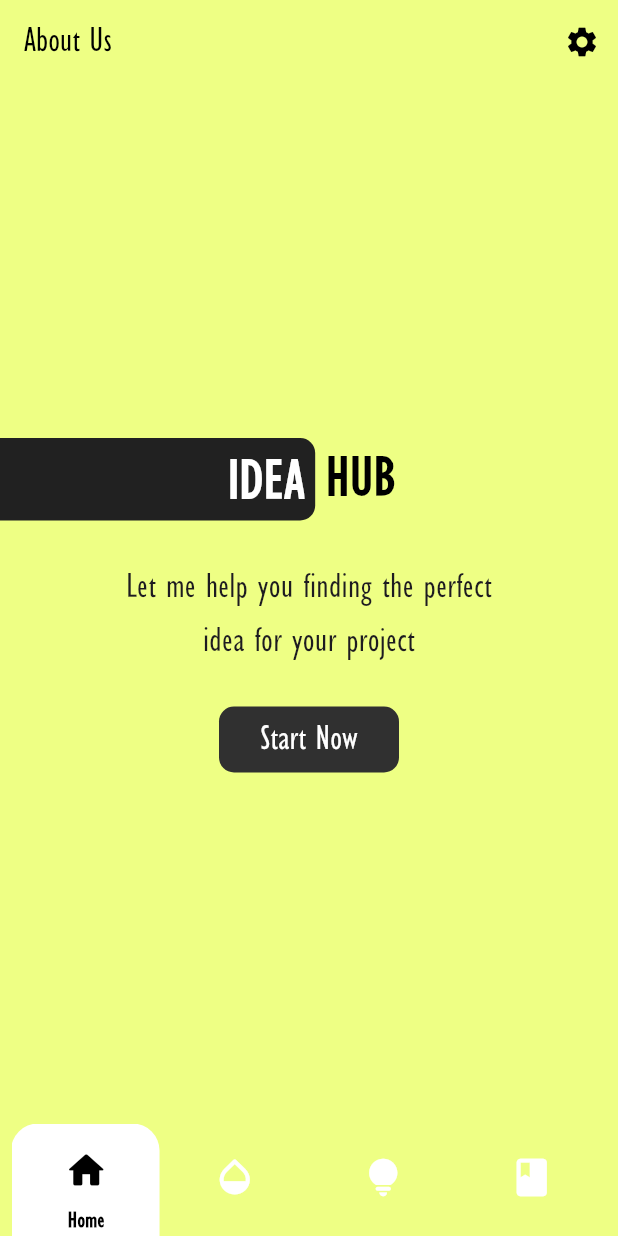
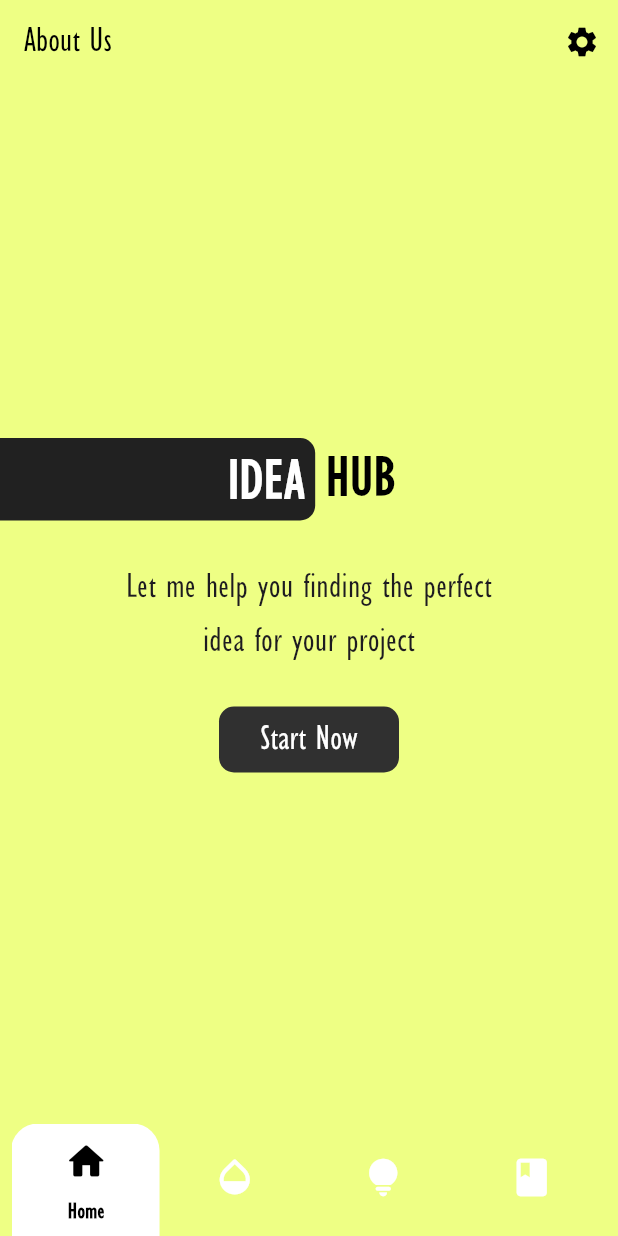
Before and after one commit to Yazan99sh/sipua_bar, a Flutter app: the screen it shows after launch, on a phone screen of 412 x 824 dp. Run offline on Flutter 3.47's test engine with Material 3 defaults, Android fonts, the phone set to English and light mode, and no system bars.

Commit message:
bug: fix bugs

```diff
--- a/example/lib/home_module/state/home.dart
+++ b/example/lib/home_module/state/home.dart
@@ -3,6 +3,7 @@ import 'package:flutter/material.dart';
 import 'package:idea_hub/home_module/state/home_state.dart';
 import 'package:idea_hub/main.dart';
 import 'package:sipua_bar/sipua_bar.dart';
+
 class HomeStartState extends HomeState {
   HomeStartState(HomeScreenState screenState) : super(screenState);
 
@@ -39,12 +40,12 @@ class HomeStartState extends HomeState {
           SipuaItem(label: 'Home', icon: Icons.home_rounded),
           SipuaItem(label: 'Tips', icon: Icons.opacity_rounded),
           SipuaItem(label: 'Ideas', icon: Icons.lightbulb_rounded),
-          SipuaItem(label: 'Book', icon: Icons.book_rounded),
+          SipuaItem(label: 'Books', icon: Icons.book_rounded),
         ],
         onItemSelected: (int) {},
         unselectedContent: Colors.white,
         animationDuration: Duration(milliseconds: 350),
-        backgroundColor:Color.fromRGBO(238, 255, 132, 1),
+        backgroundColor: Color.fromRGBO(238, 255, 132, 1),
       ),
     );
   }
@@ -116,13 +117,15 @@ Widget home(BuildContext context) {
         Container(
           height: 44,
           width: 120,
-          child: RaisedButton(
-            elevation: 0,
-            shape: RoundedRectangleBorder(
-              borderRadius: BorderRadius.circular(10),
+          child: ElevatedButton(
+            style: ElevatedButton.styleFrom(
+              backgroundColor: Colors.grey[850],
+              elevation: 0,
+              shape: RoundedRectangleBorder(
+                borderRadius: BorderRadius.circular(10),
+              ),
             ),
             onPressed: () {},
-            color: Colors.grey[850],
             child: Text(
               'Start Now',
               style: TextStyle(color: Colors.white, fontSize: 25),
--- a/example/pubspec.yaml
+++ b/example/pubspec.yaml
@@ -15,7 +15,7 @@ publish_to: 'none' # Remove this line if you wish to publish to pub.dev
 # In iOS, build-name is used as CFBundleShortVersionString while build-number used as CFBundleVersion.
 # Read more about iOS versioning at
 # https://developer.apple.com/library/archive/documentation/General/Reference/InfoPlistKeyReference/Articles/CoreFoundationKeys.html
-version: 1.0.0+1
+version: 1.0.1+1
 
 environment:
   sdk: ">=2.12.0 <3.0.0"
@@ -28,7 +28,8 @@ dependencies:
   # The following adds the Cupertino Icons font to your application.
   # Use with the CupertinoIcons class for iOS style icons.
   cupertino_icons: ^1.0.2
-  sipua_bar: ^0.0.2
+  sipua_bar:
+    path: ../
 
 dev_dependencies:
   flutter_test:
--- a/lib/sipua_bar.dart
+++ b/lib/sipua_bar.dart
@@ -5,33 +5,45 @@ import 'package:flutter/material.dart';
 class SipuaNavigationBar extends StatefulWidget {
   /// current index of the selected item
   final int currentIndex;
+
   /// return the new index of selected item
   final Function(int) onItemSelected;
+
   /// the item list
   final List<SipuaItem> items;
+
   /// color of the selected item content
   final Color selectedContent;
+
   /// color of the unselected item content
   final Color unselectedContent;
+
   /// duration of animation
   final Duration animationDuration;
+
   /// bar background color
   final Color backgroundColor;
+
   /// color of the item
   final Color cursorColor;
+
   /// radius of item card
   final BorderRadius? cursorRadius;
+
   /// spacing around edges
   final bool floating;
+
   /// this field will do nothing
   final double? opacity;
+
   /// border radius of bar
   final BorderRadius? borderRadius;
+
   /// padding
   final EdgeInsets? padding;
 
-  SipuaNavigationBar(
-      {required this.currentIndex,
+  SipuaNavigationBar({
+    required this.currentIndex,
     required this.onItemSelected,
     required this.items,
     required this.selectedContent,
@@ -43,8 +55,8 @@ class SipuaNavigationBar extends StatefulWidget {
     this.floating = false,
     this.opacity,
     this.borderRadius,
-        this.padding})
-      : assert(items.length >= 2) {
+    this.padding,
+  }) : assert(items.length >= 2) {
     for (int i = 0; i < items.length; i++) {
       items[i].index = i;
     }
@@ -72,8 +84,18 @@ class _SipuaNavigationBarState extends State<SipuaNavigationBar> {
   late Widget itemBuilder;
   late bool firstUse;
   late double off;
+
   @override
   void initState() {
+    firstUse = true;
+    _setup();
+    WidgetsBinding.instance.addPostFrameCallback((timeStamp) {
+      _setOffset();
+    });
+    super.initState();
+  }
+
+  _setup() {
     currentIndex = widget.currentIndex;
     items = widget.items;
     selectedContent = widget.selectedContent;
@@ -86,34 +108,46 @@ class _SipuaNavigationBarState extends State<SipuaNavigationBar> {
     opacity = widget.opacity;
     borderRadius = widget.borderRadius;
     padding = widget.padding;
-    firstUse = true;
-    WidgetsBinding.instance?.addPostFrameCallback((timeStamp) {
-      try{
-        if(firstUse){
+  }
+
+  _setOffset() {
+    try {
+      if (firstUse) {
         _keys.forEach((element) {
-            itemSize.add(element.currentContext?.size??Size(0,0));
+          itemSize.add(element.currentContext?.size ?? Size(0, 0));
         });
       }
-        RenderBox render = _keys[currentIndex].currentContext?.findRenderObject() as RenderBox;
-        initialOffset = render.localToGlobal(Offset.fromDirection(1,-16));
+      RenderBox render =
+          _keys[currentIndex].currentContext?.findRenderObject() as RenderBox;
+      initialOffset = render.localToGlobal(Offset.fromDirection(1, -16));
       if (initialOffset != null) {
-          initialOffset = Offset(initialOffset!.dx,initialOffset!.dx);
+        initialOffset = Offset(initialOffset!.dx, initialOffset!.dx);
       }
-        setState(() {
+      setState(() {});
+    } catch (e) {
+      print(e);
+    }
+  }
+
+  @override
+  void didUpdateWidget(covariant SipuaNavigationBar oldWidget) {
+    if (oldWidget != widget) {
+      firstUse = true;
+      _keys.clear();
+      itemSize.clear();
+      _setup();
+      WidgetsBinding.instance.addPostFrameCallback((timestamp) {
+        _setOffset();
       });
     }
-      catch(e){
-        print(e);
-      }
-    });
-    super.initState();
+    super.didUpdateWidget(oldWidget);
   }
 
   @override
   Widget build(BuildContext context) {
     return AnimatedPadding(
       duration: animationDuration,
-      padding: padding ?? EdgeInsets.only(right:8,left: 8.0),
+      padding: padding ?? EdgeInsets.only(right: 8, left: 8.0),
       child: AnimatedContainer(
         height: 75,
         duration: animationDuration,
@@ -126,12 +160,13 @@ class _SipuaNavigationBarState extends State<SipuaNavigationBar> {
           child: Stack(
             children: [
               AnimatedPositioned(
-                left:initialOffset?.dx ?? 0,
-                duration:firstUse ?Duration(milliseconds: 1): animationDuration,
+                left: initialOffset?.dx ?? 0,
+                duration:
+                    firstUse ? Duration(milliseconds: 1) : animationDuration,
                 curve: Curves.easeInOut,
                 child: Container(
-                  height:itemSize.isEmpty ? 10:itemSize[currentIndex].height,
-                  width:itemSize.isEmpty?10:itemSize[currentIndex].width,
+                  height: itemSize.isEmpty ? 10 : itemSize[currentIndex].height,
+                  width: itemSize.isEmpty ? 10 : itemSize[currentIndex].width,
                   decoration: BoxDecoration(
                     color: cursorColor,
                     borderRadius: cursorRadius ??
@@ -161,14 +196,16 @@ class _SipuaNavigationBarState extends State<SipuaNavigationBar> {
             onTap: () {
               currentIndex = element.index;
               firstUse = false;
-              try{
-                RenderBox render = _keys[element.index].currentContext?.findRenderObject() as RenderBox;
-                initialOffset = render.localToGlobal(Offset.fromDirection(1,-16));
+              try {
+                RenderBox render = _keys[element.index]
+                    .currentContext
+                    ?.findRenderObject() as RenderBox;
+                initialOffset =
+                    render.localToGlobal(Offset.fromDirection(1, -16));
                 if (initialOffset != null) {
-                  initialOffset = Offset(initialOffset!.dx,initialOffset!.dx);
+                  initialOffset = Offset(initialOffset!.dx, initialOffset!.dx);
                 }
-              }
-              catch(e){
+              } catch (e) {
                 print(e);
               }
               widget.onItemSelected(currentIndex);
@@ -180,7 +217,7 @@ class _SipuaNavigationBarState extends State<SipuaNavigationBar> {
               mainAxisSize: MainAxisSize.max,
               children: [
                 SizedBox(
-                  height: 16,
+                  height: 8,
                 ),
                 Padding(
                   padding:
@@ -195,7 +232,7 @@ class _SipuaNavigationBarState extends State<SipuaNavigationBar> {
                 ),
                 element.index == currentIndex
                     ? Padding(
-                  padding: const EdgeInsets.only(bottom:4.0),
+                        padding: const EdgeInsets.only(bottom: 4.0),
                         child: TweenAnimationBuilder(
                           duration: firstUse
                               ? Duration(microseconds: 1)
@@ -228,10 +265,10 @@ class _SipuaNavigationBarState extends State<SipuaNavigationBar> {
           ),
         ),
       );
-      // barItems.add(SizedBox(width: 4,));
     }
     return barItems;
   }
+
   List<Size> itemSize = [];
 }
 
--- a/pubspec.yaml
+++ b/pubspec.yaml
@@ -2,7 +2,7 @@ name: sipua_bar
 description: Widget for simple switch content by selected item in bottom bar.
 repository: "https://github.com/Yazan99sh/sipua_bar.git"
 issue_tracker: "https://github.com/Yazan99sh/sipua_bar/issues"
-version: 0.0.2
+version: 0.0.3
 
 environment:
   sdk: ">=2.12.0 <3.0.0"
```
Also changed, not shown: example/pubspec.lock, pubspec.lock, 5 other files. Lines whose indentation alone changed are shown as unchanged.
